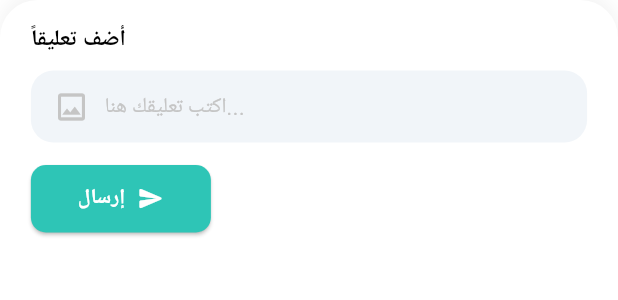
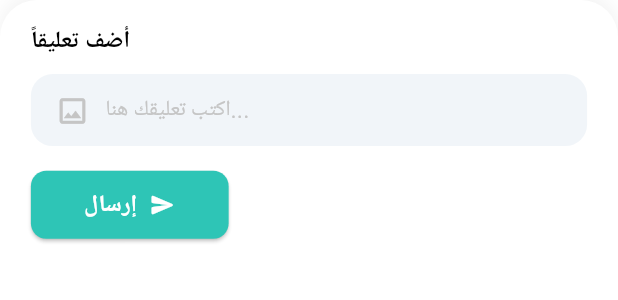
Before and after one commit to HadelBrmo/In-Time-Project, a Flutter app: what buildBottomInputField() shows on an empty page, opened directly with empty values, on a phone screen of 412 x 824 dp. Shown: the top 300 px of the screen. Run offline on Flutter 3.47's test engine with Material 3 defaults, Android fonts, the phone set to English and light mode, and no system bars; our stand-ins replace bloc, dartz, dio, dotted_border, equatable, flutter_bloc and 6 more; missing offline and left inert: flutter_intl_phone_field; accounts and stored records are empty; network calls fail.

```diff
--- a/lib/features/strategies/presentation/widgets/comment/buildBottomInputField.dart
+++ b/lib/features/strategies/presentation/widgets/comment/buildBottomInputField.dart
@@ -19,46 +19,56 @@ Widget buildBottomInputField(
     padding: EdgeInsets.only(
       left: media.width * 0.05,
       right: media.width * 0.05,
-      top: 15,
+      top: media.height * 0.02,
       bottom: media.height * 0.03,
     ),
     decoration: BoxDecoration(
       color: inputBg,
-      borderRadius: const BorderRadius.vertical(top: Radius.circular(25)),
-      boxShadow: [BoxShadow(color: Colors.black.withOpacity(0.05), blurRadius: 10, offset: const Offset(0, -4))],
+      borderRadius: BorderRadius.vertical(top: Radius.circular(media.width * 0.06)),
+      boxShadow: [
+        BoxShadow(
+          color: Colors.black.withOpacity(0.05),
+          blurRadius: 10,
+          offset: const Offset(0, -4),
+        )
+      ],
     ),
     child: Column(
       crossAxisAlignment: CrossAxisAlignment.start,
       children: [
-        const Text("أضف تعليقاً", style: TextStyle(fontWeight: FontWeight.bold, fontSize: 15)),
-        const SizedBox(height: 10),
+        Text(
+          "أضف تعليقاً",
+          style: TextStyle(fontWeight: FontWeight.bold, fontSize: media.width * 0.038),
+        ),
+        SizedBox(height: media.height * 0.012),
         Container(
-          padding: const EdgeInsets.symmetric(horizontal: 15),
+          padding: EdgeInsets.symmetric(horizontal: media.width * 0.04),
           decoration: BoxDecoration(
             color: isDarkMode ? const Color(0xFF333333) : const Color(0xFFF1F5F9),
-            borderRadius: BorderRadius.circular(15),
+            borderRadius: BorderRadius.circular(media.width * 0.035),
           ),
           child: Row(
             children: [
-              const Icon(Icons.image_outlined, color: AppColors.greyColor),
-              const SizedBox(width: 10),
+              Icon(Icons.image_outlined, color: AppColors.greyColor, size: media.width * 0.055),
+              SizedBox(width: media.width * 0.025),
               Expanded(
                 child: TextField(
                   controller: commentController,
-                  decoration: const InputDecoration(
+                  style: TextStyle(fontSize: media.width * 0.035),
+                  decoration: InputDecoration(
                     hintText: "اكتب تعليقك هنا...",
                     border: InputBorder.none,
-                    hintStyle: TextStyle(fontSize: 14, color: AppColors.greyColor),
+                    hintStyle: TextStyle(fontSize: media.width * 0.035, color: AppColors.greyColor),
                   ),
                 ),
               ),
             ],
           ),
         ),
-        const SizedBox(height: 15),
+        SizedBox(height: media.height * 0.02),
         SizedBox(
-          width: 120,
-          height: 45,
+          width: media.width * 0.32,
+          height: media.height * 0.055,
           child: ElevatedButton(
             onPressed: () {
               if (commentController.text.isNotEmpty) {
@@ -70,14 +80,28 @@ Widget buildBottomInputField(
             },
             style: ElevatedButton.styleFrom(
               backgroundColor: AppColors.primaryColor,
-              shape: RoundedRectangleBorder(borderRadius: BorderRadius.circular(10)),
+              shape: RoundedRectangleBorder(
+                borderRadius: BorderRadius.circular(media.width * 0.025),
+              ),
+              padding: EdgeInsets.zero,
             ),
             child: Row(
               mainAxisAlignment: MainAxisAlignment.center,
-              children: const [
-                Text("إرسال", style: TextStyle(color: Colors.white, fontWeight: FontWeight.bold)),
-                SizedBox(width: 8),
-                Icon(Icons.send_rounded, color: Colors.white, size: 18),
+              children: [
+                Text(
+                  "إرسال",
+                  style: TextStyle(
+                    color: Colors.white,
+                    fontWeight: FontWeight.bold,
+                    fontSize: media.width * 0.038,
+                  ),
+                ),
+                SizedBox(width: media.width * 0.02),
+                Icon(
+                  Icons.send_rounded,
+                  color: Colors.white,
+                  size: media.width * 0.042,
+                ),
               ],
             ),
           ),
```
